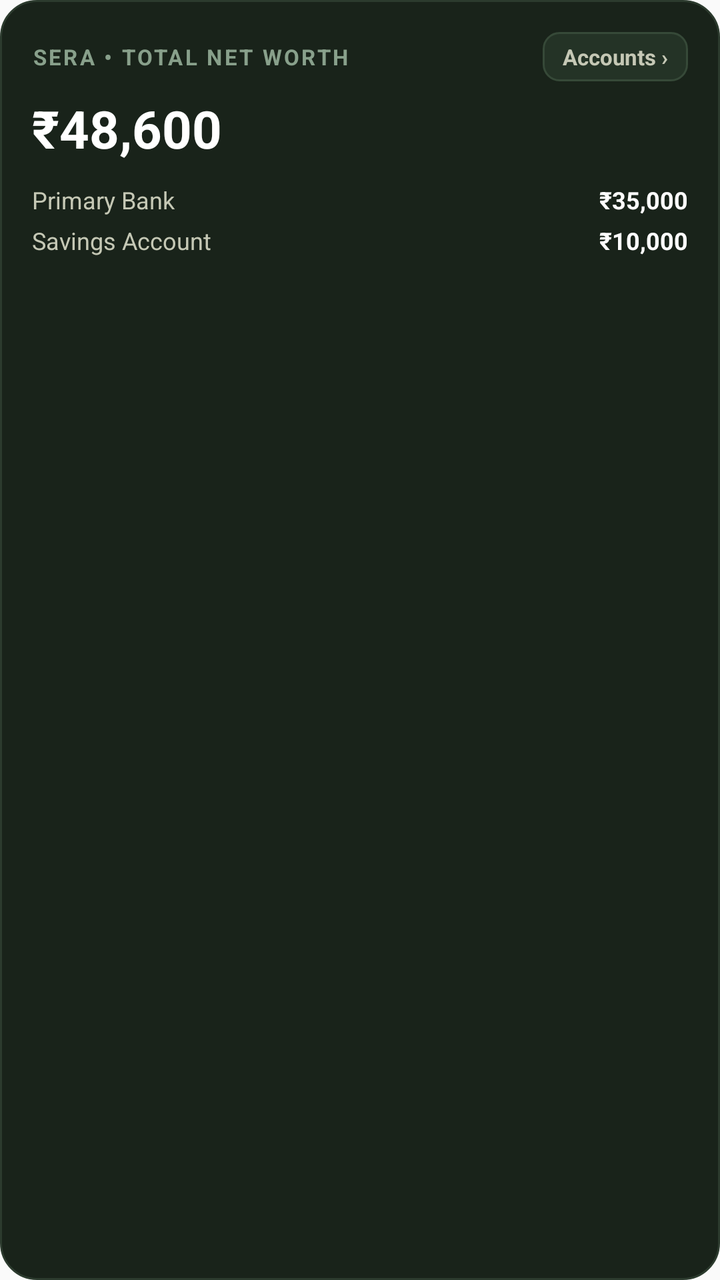
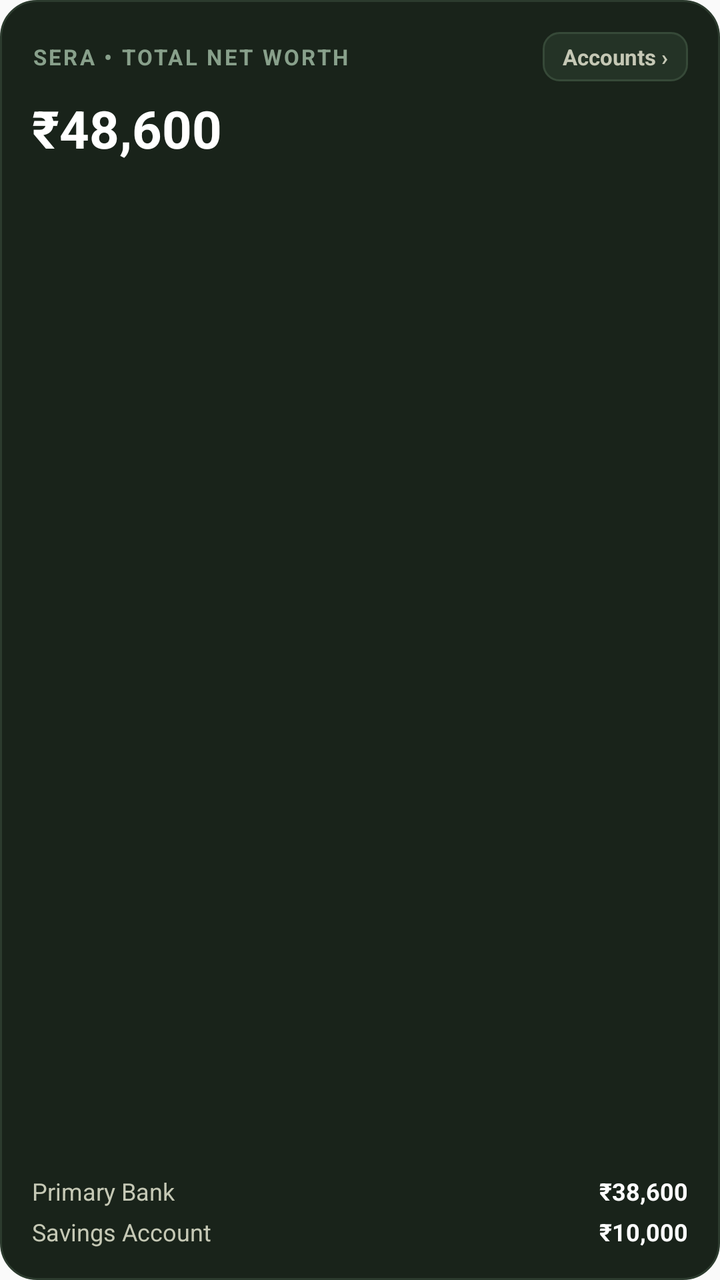

Before-and-after screenshots of an Android layout around one commit, followed by the original layout XML and the change that was made.
<!-- AndroidManifest.xml: application theme AppTheme -->
<!-- res/layout/sera_widget_net_worth.xml -->
<?xml version="1.0" encoding="utf-8"?>
<LinearLayout xmlns:android="http://schemas.android.com/apk/res/android"
    android:id="@+id/widget_net_worth_root"
    android:layout_width="match_parent"
    android:layout_height="match_parent"
    android:background="@drawable/widget_card_bg"
    android:orientation="vertical"
    android:padding="16dp">

    
    <LinearLayout
        android:layout_width="match_parent"
        android:layout_height="wrap_content"
        android:gravity="center_vertical"
        android:orientation="horizontal">

        <TextView
            android:layout_width="0dp"
            android:layout_height="wrap_content"
            android:layout_weight="1"
            android:letterSpacing="0.1"
            android:text="SERA • TOTAL NET WORTH"
            android:textColor="#88A08B"
            android:textSize="11sp"
            android:textStyle="bold" />

        <TextView
            android:id="@+id/btn_net_worth_action"
            android:layout_width="wrap_content"
            android:layout_height="wrap_content"
            android:background="@drawable/widget_button_bg"
            android:paddingStart="10dp"
            android:paddingTop="5dp"
            android:paddingEnd="10dp"
            android:paddingBottom="5dp"
            android:text="Accounts ›"
            android:textColor="#C5C8B5"
            android:textSize="11sp"
            android:textStyle="bold" />
    </LinearLayout>

    
    <TextView
        android:id="@+id/widget_net_worth_amount"
        android:layout_width="wrap_content"
        android:layout_height="wrap_content"
        android:layout_marginTop="6dp"
        android:text="₹48,600"
        android:textColor="#FFFFFF"
        android:textSize="26sp"
        android:textStyle="bold" />

    
    <LinearLayout
        android:layout_width="match_parent"
        android:layout_height="wrap_content"
        android:layout_marginTop="10dp"
        android:orientation="vertical">

        <LinearLayout
            android:layout_width="match_parent"
            android:layout_height="wrap_content"
            android:orientation="horizontal">

            <TextView
                android:id="@+id/widget_acc_name_1"
                android:layout_width="0dp"
                android:layout_height="wrap_content"
                android:layout_weight="1"
                android:ellipsize="end"
                android:maxLines="1"
                android:text="Primary Bank"
                android:textColor="#C5C8B5"
                android:textSize="12sp" />

            <TextView
                android:id="@+id/widget_acc_bal_1"
                android:layout_width="wrap_content"
                android:layout_height="wrap_content"
                android:text="₹35,000"
                android:textColor="#FFFFFF"
                android:textSize="12sp"
                android:textStyle="bold" />
        </LinearLayout>

        <LinearLayout
            android:layout_width="match_parent"
            android:layout_height="wrap_content"
            android:layout_marginTop="4dp"
            android:orientation="horizontal">

            <TextView
                android:id="@+id/widget_acc_name_2"
                android:layout_width="0dp"
                android:layout_height="wrap_content"
                android:layout_weight="1"
                android:ellipsize="end"
                android:maxLines="1"
                android:text="Savings Account"
                android:textColor="#C5C8B5"
                android:textSize="12sp" />

            <TextView
                android:id="@+id/widget_acc_bal_2"
                android:layout_width="wrap_content"
                android:layout_height="wrap_content"
                android:text="₹10,000"
                android:textColor="#FFFFFF"
                android:textSize="12sp"
                android:textStyle="bold" />
        </LinearLayout>
    </LinearLayout>
</LinearLayout>
<!-- resources referenced by this layout -->
<resources>
  <!-- drawable widget_button_bg (drawable) -->
  <?xml version="1.0" encoding="utf-8"?>
  <shape xmlns:android="http://schemas.android.com/apk/res/android"
      android:shape="rectangle">
      <solid android:color="#243326" />
      <corners android:radius="8dp" />
      <stroke
          android:width="1dp"
          android:color="#364938" />
  </shape>
  <!-- drawable widget_card_bg (drawable) -->
  <?xml version="1.0" encoding="utf-8"?>
  <shape xmlns:android="http://schemas.android.com/apk/res/android"
      android:shape="rectangle">
      <solid android:color="#19231A" />
      <corners android:radius="18dp" />
      <stroke
          android:width="1dp"
          android:color="#2C3B2E" />
  </shape>
  <style name="AppTheme" parent="Theme.AppCompat.DayNight.NoActionBar">
          
          <item name="android:editTextBackground">@drawable/rn_edit_text_material</item>
      </style>
  <!-- drawable rn_edit_text_material (drawable) -->
  <?xml version="1.0" encoding="utf-8"?>
  <inset xmlns:android="http://schemas.android.com/apk/res/android"
         android:insetLeft="@dimen/abc_edit_text_inset_horizontal_material"
         android:insetRight="@dimen/abc_edit_text_inset_horizontal_material"
         android:insetTop="@dimen/abc_edit_text_inset_top_material"
         android:insetBottom="@dimen/abc_edit_text_inset_bottom_material"
         >
  
      <selector>
          
          <item android:state_enabled="false" android:drawable="@drawable/abc_textfield_default_mtrl_alpha"/>
          <item android:drawable="@drawable/abc_textfield_activated_mtrl_alpha"/>
      </selector>
  
  </inset>
</resources>

<!-- the commit's change to res/layout/sera_widget_net_worth.xml (unified diff, before → after) -->
@@ -18,7 +18,9 @@
             android:layout_width="0dp"
             android:layout_height="wrap_content"
             android:layout_weight="1"
+            android:ellipsize="end"
             android:letterSpacing="0.1"
+            android:maxLines="1"
             android:text="SERA • TOTAL NET WORTH"
             android:textColor="#88A08B"
             android:textSize="11sp"
@@ -29,6 +31,7 @@
             android:layout_width="wrap_content"
             android:layout_height="wrap_content"
             android:background="@drawable/widget_button_bg"
+            android:maxLines="1"
             android:paddingStart="10dp"
             android:paddingTop="5dp"
             android:paddingEnd="10dp"
@@ -51,10 +54,16 @@
         android:textStyle="bold" />
 
     
+    <View
+        android:layout_width="match_parent"
+        android:layout_height="0dp"
+        android:layout_weight="1" />
+
+    
     <LinearLayout
         android:layout_width="match_parent"
         android:layout_height="wrap_content"
-        android:layout_marginTop="10dp"
+        android:layout_marginTop="8dp"
         android:orientation="vertical">
 
         <LinearLayout
@@ -77,7 +86,8 @@
                 android:id="@+id/widget_acc_bal_1"
                 android:layout_width="wrap_content"
                 android:layout_height="wrap_content"
-                android:text="₹35,000"
+                android:maxLines="1"
+                android:text="₹38,600"
                 android:textColor="#FFFFFF"
                 android:textSize="12sp"
                 android:textStyle="bold" />
@@ -104,6 +114,7 @@
                 android:id="@+id/widget_acc_bal_2"
                 android:layout_width="wrap_content"
                 android:layout_height="wrap_content"
+                android:maxLines="1"
                 android:text="₹10,000"
                 android:textColor="#FFFFFF"
                 android:textSize="12sp"
